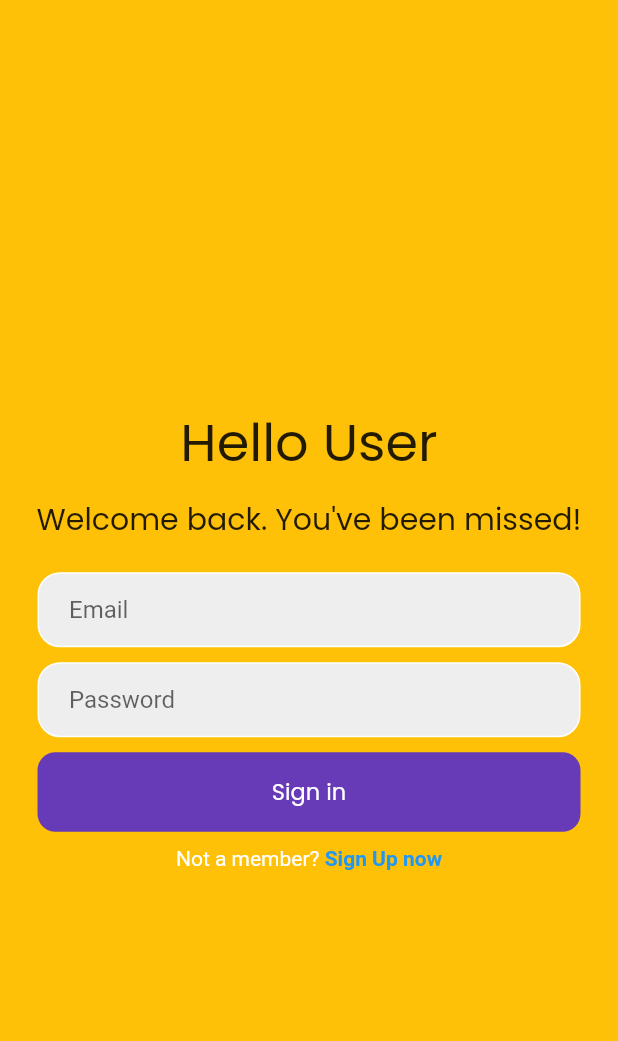
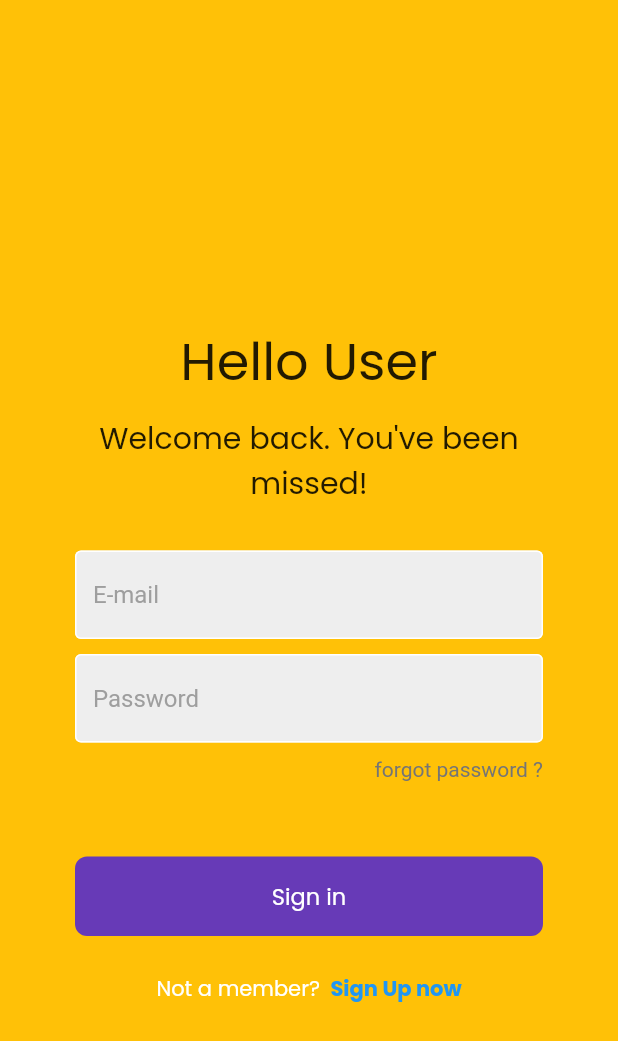
Before and after one commit to Kavishika-Kahandawala/donat-em_android, a Flutter app: the LoginUI screen opened directly, on a phone screen of 412 x 824 dp. Shown: the top 1041 px of the screen. Run offline on Flutter 3.47's test engine with Material 2 defaults, Android fonts, the phone set to English and light mode, and no system bars; our stand-ins replace firebase_auth, firebase_core, google_fonts; accounts and stored records are empty.

Commit message:
before padding change

```diff
--- a/lib/screens/authenticate/login.dart
+++ b/lib/screens/authenticate/login.dart
@@ -1,25 +1,36 @@
+import 'package:donatem/shared/inputButton_1.dart';
+import 'package:donatem/shared/inputTextArea_1.dart';
 import 'package:flutter/material.dart';
 import 'package:google_fonts/google_fonts.dart';
 
-class LoginUI extends StatefulWidget {
-  const LoginUI({super.key});
+class LoginUI extends StatelessWidget {
+  LoginUI({super.key});
 
-  @override
-  State<LoginUI> createState() => _LoginUIState();
-}
+  // text Controllers
+  final emailController = TextEditingController();
+  final passController = TextEditingController();
 
-class _LoginUIState extends State<LoginUI> {
+  //sign in user
+  void signUser() {}
+
   @override
   Widget build(BuildContext context) {
     return Scaffold(
       backgroundColor: Colors.amber,
       body: SafeArea(
           child: Center(
+        child: Padding(
+          padding: const EdgeInsets.symmetric(horizontal: 25.0),
           child: Column(
             mainAxisAlignment: MainAxisAlignment.center,
             children: [
-              const SizedBox(height: 25),
-              //Main Text (Hello Again)
+              const SizedBox(height: 50),
+
+              //logo image
+
+              const SizedBox(height: 10),
+
+              // Main Text (Hello Again)
               Text(
                 'Hello User',
                 style: GoogleFonts.poppins(
@@ -28,97 +39,80 @@ class _LoginUIState extends State<LoginUI> {
                 ),
               ),
               const SizedBox(height: 10),
+
               Text(
+
                 'Welcome back. You\'ve been missed!',
+                textAlign: TextAlign.center,
                 style: GoogleFonts.poppins(fontSize: 20),
               ),
-              const SizedBox(height: 20),
 
-              //E-mail field
-              Padding(
-                padding: const EdgeInsets.symmetric(horizontal: 25.0),
-                child: Container(
-                  decoration: BoxDecoration(
-                      color: Colors.grey[200],
-                      border: Border.all(color: Colors.white),
-                      borderRadius: BorderRadius.circular(15)),
-                  child: const Padding(
-                    padding: EdgeInsets.only(left: 20.0),
-                    child: TextField(
-                      decoration: InputDecoration(
-                        border: InputBorder.none,
-                        hintText: 'Email',
+              const SizedBox(
+                height: 30,
               ),
-                    ),
-                  ),
-                ),
-              ),
-              const SizedBox(height: 10),
-              //Password Field
-              Padding(
-                padding: const EdgeInsets.symmetric(horizontal: 25.0),
-                child: Container(
-                  decoration: BoxDecoration(
-                      color: Colors.grey[200],
-                      border: Border.all(color: Colors.white),
-                      borderRadius: BorderRadius.circular(15)),
-                  child: const Padding(
-                    padding: EdgeInsets.only(left: 20.0),
-                    child: TextField(
-                      obscureText: true,
-                      decoration: InputDecoration(
-                        border: InputBorder.none,
-                        hintText: 'Password',
-                      ),
-                    ),
-                  ),
-                ),
+              Form(
+                child: Column(children: [
+                  // E-mail field
+                  InputTextArea1(
+                    controller: emailController,
+                    hintText: 'E-mail',
+                    obscureText: false,
                   ),
                   const SizedBox(height: 10),
 
-              //Sign in  button
-              Padding(
-                padding: const EdgeInsets.symmetric(horizontal: 25.0),
-                child: Container(
-                  padding: const EdgeInsets.all(15),
-                  decoration: BoxDecoration(
-                    color: Colors.deepPurple,
-                    borderRadius: BorderRadius.circular(12),
-                  ),
-                  child: Center(
-                      child: Text(
-                    'Sign in',
-                    style: GoogleFonts.poppins(
-                        color: Colors.white,
-                        fontSize: 15,
-                        // fontWeight: FontWeight.bold
-                        ),
-                  )),
-                ),
+                  // Password Field
+                  InputTextArea1(
+                    controller: passController,
+                    hintText: 'Password',
+                    obscureText: true,
                   ),
                   const SizedBox(height: 10),
 
+                  // Forgot password
+                  Padding(
+                    padding: const EdgeInsets.symmetric(horizontal: 25),
+                    child: Row(
+                      mainAxisAlignment: MainAxisAlignment.end,
+                      children: [
+                        Text(
+                          'forgot password ?',
+                          style: TextStyle(color: Colors.grey[600]),
+                        ),
+                      ],
+                    ),
+                  ),
+                  const SizedBox(height: 50),
+
+                  // Sign in  button
+                  InputButton1(onTap: signUser),
+
+                  const SizedBox(height: 25),
                   //Not a member? Register
-              const Row(
+                  Row(
                     mainAxisAlignment: MainAxisAlignment.center,
                     children: [
-                  Text('Not a member?',
-                  style: TextStyle(
+                      Text(
+                        'Not a member?',
+                        style: GoogleFonts.poppins(
                           color: Colors.white,
-                    )
                         ),
-                  Text(' Sign Up now',
-                  style: TextStyle(
+                      ),
+                      const SizedBox(width: 4),
+                      Text(
+                        ' Sign Up now',
+                        style: GoogleFonts.poppins(
                           color: Colors.blue,
                           fontWeight: FontWeight.bold,
                         ),
                       )
                     ],
                   )
+                ]),
+              )
             ],
           ),
         ),
-      ),
+      )),
     );
   }
 }
--- a/lib/screens/wrapper.dart
+++ b/lib/screens/wrapper.dart
@@ -1,3 +1,4 @@
+import 'package:donatem/screens/authenticate/authentication.dart';
 import 'package:donatem/screens/main/home_ui.dart';
 import 'package:flutter/material.dart';
 
@@ -8,6 +9,6 @@ class Wrapper extends StatelessWidget {
   Widget build(BuildContext context) {
 
     //return either Home or Authentication widget
-    return HomeUI();
+    return Authentication();
   }
 }
--- /dev/null
+++ b/lib/shared/inputButton_1.dart
@@ -0,0 +1,32 @@
+import 'package:flutter/material.dart';
+import 'package:google_fonts/google_fonts.dart';
+
+class InputButton1 extends StatelessWidget {
+  final Function()? onTap;
+  const InputButton1({super.key, required this.onTap});
+
+  @override
+  Widget build(BuildContext context) {
+    return GestureDetector(
+      onTap: onTap,
+      child: Container(
+        padding: const EdgeInsets.all(15.0),  //change button size
+        margin: const EdgeInsets.symmetric(horizontal: 25.0), //aligning horizontally with same gap
+        decoration: BoxDecoration(
+          color: Colors.deepPurple, //button color
+          borderRadius: BorderRadius.circular(8), //circular touch
+        ),
+        child: Center(
+          child: Text(
+            'Sign in',
+            style: GoogleFonts.poppins(
+              color: Colors.white,
+              fontSize: 15,
+              // fontWeight: FontWeight.bold [TOdo]
+            ),
+          ),
+        ),
+      ),
+    );
+  }
+}
--- /dev/null
+++ b/lib/shared/inputTextArea_1.dart
@@ -0,0 +1,36 @@
+import 'package:flutter/material.dart';
+
+class InputTextArea1 extends StatelessWidget {
+  final controller;
+  final String hintText;
+  final bool obscureText;
+
+  const InputTextArea1({
+    super.key,
+    required this.controller,
+    required this.hintText,
+    required this.obscureText,
+  });
+
+  @override
+  Widget build(BuildContext context) {
+    return Padding(
+      padding: const EdgeInsets.symmetric(horizontal: 25.0),
+      child: TextField(
+        controller: controller,
+        obscureText: obscureText,
+        decoration: InputDecoration(
+          enabledBorder: const OutlineInputBorder(
+              borderSide: BorderSide(color: Colors.white)),
+          focusedBorder: OutlineInputBorder(
+            borderSide: BorderSide(color: Colors.grey.shade400),
+          ),
+          fillColor: Colors.grey.shade200,
+          filled: true,
+          hintText: hintText,
+          hintStyle: TextStyle(color: Colors.grey[500])
+        ),
+      ),
+    );
+  }
+}
```
Also changed, not shown: lib/main.dart (+11 -3 lines), lib/models/user.dart (added, +8 -0 lines), lib/screens/authenticate/main_page.dart (added, +24 -0 lines), lib/screens/samples/login_sample.dart (added, +132 -0 lines), lib/services/auth_fb.dart (+7 -3 lines), 1 other file. Lines whose indentation alone changed are shown as unchanged.
